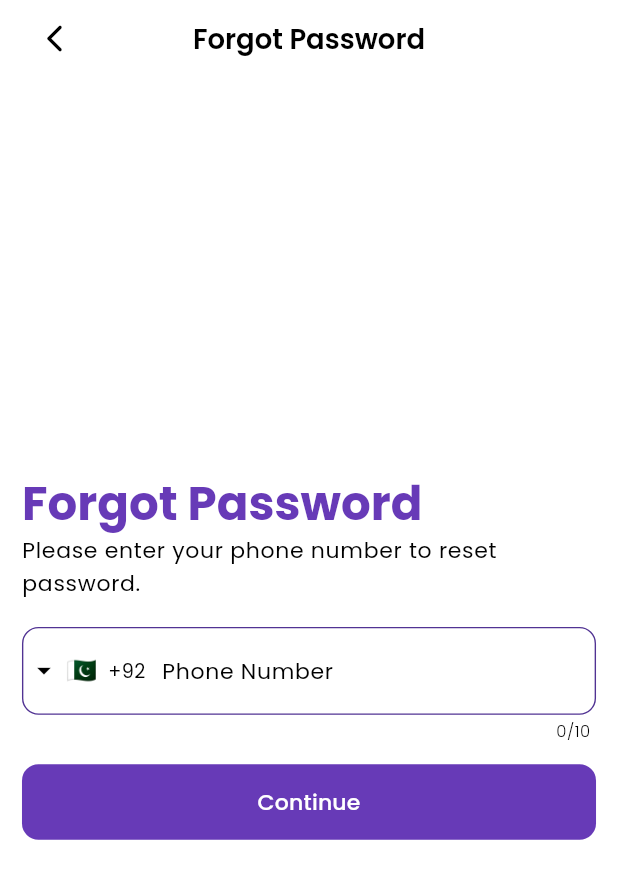
After one commit to Murtuza-Khan/tradeX, a Flutter app: the ForgotPassword screen opened by its route, on a phone screen of 412 x 824 dp. The commit adds this screen. Shown: the top 879 px of the screen. Run offline on Flutter 3.47's test engine with Material 3 defaults, Android fonts, the light colour scheme and no system bars; drawn by our look-alikes of intl_phone_field; our stand-ins replace cached_network_image, carousel_slider, connectivity_plus, dotted_border, firebase_core, firebase_messaging and 22 more; missing offline and left inert: app_settings, cupertino_will_pop_scope, enefty_icons, panara_dialogs; accounts and stored records are empty; network calls fail.

Commit message:
Forgot password and reset password screen UI integarted

```diff
--- a/lib/resources/constants/strings.dart
+++ b/lib/resources/constants/strings.dart
@@ -23,10 +23,14 @@ class Strings {
 // On Boarding
   static const String YOUR_GATEWAY = "Your Gateway to Exclusive Offers";
   static const String UNLOCK_REWARDS = "Unlock Rewards Effortlessly";
-  static const String DISCOVER_AND_REDEEM = "Discover and Redeem Rewards Instantly";
-  static const String REWARDZONE_BRINGS = "RewardZone brings all your favorite brand rewards to one convenient place. Discover exclusive deals, track your points, and redeem rewards with just a few taps. Start saving and enjoying more today!";
-  static const String CLAIMIT_MAKES = "ClaimIt makes redeeming rewards simple and stress-free. Browse offers from top companies, save them to your wallet, and redeem directly from the app. Turning points into perks has never been easier!";
-  static const String WITH_PERKPOINT = "With PerkPoint, access a world of rewards from different companies in one app. From dining deals to shopping discounts, enjoy exclusive perks and maximize your loyalty benefits like never before.";
+  static const String DISCOVER_AND_REDEEM =
+      "Discover and Redeem Rewards Instantly";
+  static const String REWARDZONE_BRINGS =
+      "RewardZone brings all your favorite brand rewards to one convenient place. Discover exclusive deals, track your points, and redeem rewards with just a few taps. Start saving and enjoying more today!";
+  static const String CLAIMIT_MAKES =
+      "ClaimIt makes redeeming rewards simple and stress-free. Browse offers from top companies, save them to your wallet, and redeem directly from the app. Turning points into perks has never been easier!";
+  static const String WITH_PERKPOINT =
+      "With PerkPoint, access a world of rewards from different companies in one app. From dining deals to shopping discounts, enjoy exclusive perks and maximize your loyalty benefits like never before.";
 
 // Dashboard
   static const String CONTACT_US = "Contact Us";
@@ -64,12 +68,21 @@ class Strings {
   static const String EMAIL = "Email";
   static const String ENTER_A_VALID = "Enter a valid email";
   static const String PASSWORD = "Password";
+  static const String NEW_PASSWORD = "New Password";
   static const String CONFIRM_PASSWORD = "Confirm Password";
-  static const String FORGOT_PASSWORD = "Forget Password";
+  static const String CONFIRM = "Confirm";
+  static const String FORGOT_PASSWORD = "Forgot Password";
   static const String REMEMBER_ME = "Remember Me";
   static const String ARE_YOU_SURE = "Are you sure you want to logout ?";
   static const String ENTER_YOUR_EMAIL =
       "Enter your Email or Phone in the field below to proceed";
+
+  // Forget Password
+  static const String PLEASE_ENTER_PHONE =
+      "Please enter your phone number to reset password.";
+
+  // Reset Password
+  static const String RESET_PASSWORD = "Reset password";
 
   // Sign Up
   static const String SIGNUP_CREATE_ACCOUNT = "Sign up - Create Account";
@@ -82,8 +95,11 @@ class Strings {
 
 // OTP
   static const String CONTINUE = "Continue";
+  static const String VERIFY_OTP = "Verify Otp";
   static const String RESEND = "Resend";
   static const String ENTER_OTP = "Enter Otp";
+  static const String FILL_THE_DETAILS =
+      "Fill the details below to reset your password";
   static const String ONE_TIME_PASS =
       "Enter the One-Time Password (OTP) sent to your registered phone/Email to verify your account.";
 
@@ -213,4 +229,6 @@ class Strings {
       'Are you sure you want to delete your account?';
   static const String PLEASE_VERIFY =
       'An otp has been sent to your registered phone number, please verify';
+  static const String PASSWORD_RESET_SUCCESSFULLY =
+      'Password reset successfully';
 }
--- a/lib/resources/exports/bindings_export.dart
+++ b/lib/resources/exports/bindings_export.dart
@@ -3,3 +3,5 @@ export '../../view_model/bindings/otp/otp_binding.dart';
 export '../../view_model/bindings/landing/landing_binding.dart';
 export '../../view_model/bindings/home/home_binding.dart';
 export '../../view_model/bindings/on_boarding/on_boarding_binding.dart';
+export '../../view_model/bindings/forgot_password/forgot_password_binding.dart';
+export '../../view_model/bindings/password_reset/password_reset_binding.dart';
--- a/lib/resources/exports/controllers_export.dart
+++ b/lib/resources/exports/controllers_export.dart
@@ -4,3 +4,5 @@ export '../../view_model/controllers/landing/landing_controller.dart';
 export '../../view_model/controllers/otp/otp_controller.dart';
 export '../../view_model/controllers/home/home_controller.dart';
 export '../../view_model/controllers/on_boarding/on_boarding_controller.dart';
+export '../../view_model/controllers/forgot_password/forgot_password_controller.dart';
+export '../../view_model/controllers/password_reset/password_reset_controller.dart';
--- a/lib/resources/exports/views_export.dart
+++ b/lib/resources/exports/views_export.dart
@@ -4,3 +4,5 @@ export '../../view/login/login.dart';
 export '../../view/landing/landing.dart';
 export '../../view/home/home.dart';
 export '../../view/on_boarding/on_boarding.dart';
+export '../../view/forgot_password/forgot_password.dart';
+export '../../view/password_reset/password_reset.dart';
--- a/lib/resources/routes/pages.dart
+++ b/lib/resources/routes/pages.dart
@@ -19,12 +19,25 @@ class Pages {
           binding: LandingBinding(),
           transition: _routeTransition,
         );
-
       case Routes.LOGIN:
         return GetPageRoute(
           settings: settings,
           page: () => const Login(),
           binding: LoginBinding(),
+          transition: _routeTransition,
+        );
+      case Routes.FORGOT_PASSWORD:
+        return GetPageRoute(
+          settings: settings,
+          page: () => const ForgotPassword(),
+          binding: ForgotPasswordBinding(),
+          transition: _routeTransition,
+        );
+      case Routes.PASSWORD_RESET:
+        return GetPageRoute(
+          settings: settings,
+          page: () => const PasswordReset(),
+          binding: PasswordResetBinding(),
           transition: _routeTransition,
         );
       case Routes.HOME:
--- a/lib/resources/routes/routes.dart
+++ b/lib/resources/routes/routes.dart
@@ -4,6 +4,8 @@ class Routes {
   static const String OFFLINE = "/offline";
   static const String AUTHENTICATION = "/authentication";
   static const String LOGIN = "/login";
+  static const String FORGOT_PASSWORD = "/forgot_password";
+  static const String PASSWORD_RESET = "/password_reset";
   static const String HOME = "/home";
   static const String LANDING = "/landing";
   static const String OTP = "/otp";
--- /dev/null
+++ b/lib/view/forgot_password/forgot_password.dart
@@ -0,0 +1,65 @@
+import '../../resources/exports/index.dart';
+
+class ForgotPassword extends GetView<ForgotPasswordController> {
+  const ForgotPassword({super.key});
+
+  @override
+  Widget build(BuildContext context) {
+    return Scaffold(
+      appBar: CustomAppBar(title: Strings.FORGOT_PASSWORD),
+      body: Form(
+        key: controller.formKey,
+        child: Column(
+          mainAxisAlignment: MainAxisAlignment.center,
+          crossAxisAlignment: CrossAxisAlignment.start,
+          children: [
+            Text(
+              Strings.FORGOT_PASSWORD,
+              style: context.headlineMedium.copyWith(color: AppColors.primary),
+            ),
+            Text(Strings.PLEASE_ENTER_PHONE, style: context.bodyLarge),
+            SpaceH20(),
+            Stack(
+              children: [
+                IntlPhoneField(
+                  decoration: InputDecoration(
+                    contentPadding: EdgeInsets.symmetric(vertical: 20.0),
+                    labelText: Strings.PHONE_NUMBER,
+                    enabledBorder: OutlineInputBorder(
+                      borderRadius: BorderRadius.all(Radius.circular(12.0)),
+                      borderSide: BorderSide(color: AppColors.secondary),
+                    ),
+                  ),
+                  autovalidateMode: AutovalidateMode.disabled,
+                  controller: controller.phoneCtrl,
+                  keyboardType: TextInputType.number,
+                  initialCountryCode: 'PK',
+                  languageCode: "en",
+                  onChanged: (phone) {
+                    controller.update(['update_save_profile_btn']);
+                  },
+                  onCountryChanged: (country) => controller.country = country,
+                  inputFormatters: InputFormat.onlyNumber,
+                ),
+                Container(
+                  width: 95,
+                  height: 57,
+                  color: Colors.transparent,
+                ),
+              ],
+            ),
+            SpaceH16(),
+            CustomButton.solid(
+              backgroundColor: AppColors.primary,
+              textColor: AppColors.white,
+              text: Strings.CONTINUE,
+              onTapAsync: () async => controller.onContinue(),
+              radius: Sizes.RADIUS_12,
+              constraints: const BoxConstraints(minHeight: 55),
+            ),
+          ],
+        ).paddingAll(16.0),
+      ),
+    );
+  }
+}
--- a/lib/view/login/components/login_form.dart
+++ b/lib/view/login/components/login_form.dart
@@ -117,7 +117,7 @@ class LoginForm extends GetView<LoginController> {
         ),
         const Spacer(),
         TextButton(
-          onPressed: () {},
+          onPressed: ()=> Get.toNamed(Routes.FORGOT_PASSWORD),
           child: Text(
             Strings.FORGOT_PASSWORD.tr,
             style: context.bodyLarge.copyWith(
--- a/lib/view/otp/otp.dart
+++ b/lib/view/otp/otp.dart
@@ -81,7 +81,7 @@ class OtpScreen extends GetView<OtpController> {
                                 ? AppColors.primary
                                 : AppColors.disabled,
                         textColor: AppColors.white,
-                        text: Strings.CONTINUE,
+                        text: Strings.VERIFY_OTP,
                         isEnabled: controller.otpTimer?.isActive ?? false,
                         onTapAsync: () => controller.verfyOtp(),
                         radius: 6,
--- /dev/null
+++ b/lib/view_model/bindings/forgot_password/forgot_password_binding.dart
@@ -0,0 +1,8 @@
+import '../../../resources/exports/index.dart';
+
+class ForgotPasswordBinding extends Bindings {
+  @override
+  void dependencies() {
+    Get.lazyPut(() => ForgotPasswordController());
+  }
+}
--- /dev/null
+++ b/lib/view_model/bindings/password_reset/password_reset_binding.dart
@@ -0,0 +1,8 @@
+import '../../../resources/exports/index.dart';
+
+class PasswordResetBinding extends Bindings {
+  @override
+  void dependencies() {
+    Get.lazyPut(() => PasswordResetController());
+  }
+}
--- /dev/null
+++ b/lib/view_model/controllers/forgot_password/forgot_password_controller.dart
@@ -0,0 +1,29 @@
+import '../../../resources/exports/index.dart';
+
+class ForgotPasswordController extends GetxController {
+  late GlobalKey<FormState> formKey;
+  late TextEditingController phoneCtrl;
+
+  Country? country;
+
+  Future<void> onContinue() async {
+    // if (formKey.currentState?.validate() ?? false) {
+      // (ApiResult, String) result = await AuthRepository.forgetPassword(
+      //   email: phoneCtrl.text,
+      // );
+      // if (result.$2.isNotEmpty) {
+      //   CustomSnackBar.successSnackBar(message: result.$2);
+      //   Get.back();
+      // }
+    // }
+
+    Get.toNamed(Routes.OTP);
+  }
+
+  @override
+  void onInit() {
+    formKey = GlobalKey<FormState>();
+    phoneCtrl = TextEditingController();
+    super.onInit();
+  }
+}
```
Also changed, not shown: lib/view/password_reset/password_reset.dart (added, +100 -0 lines), lib/view_model/controllers/otp/otp_controller.dart (+7 -1 lines), lib/view_model/controllers/password_reset/password_reset_controller.dart (added, +34 -0 lines).
